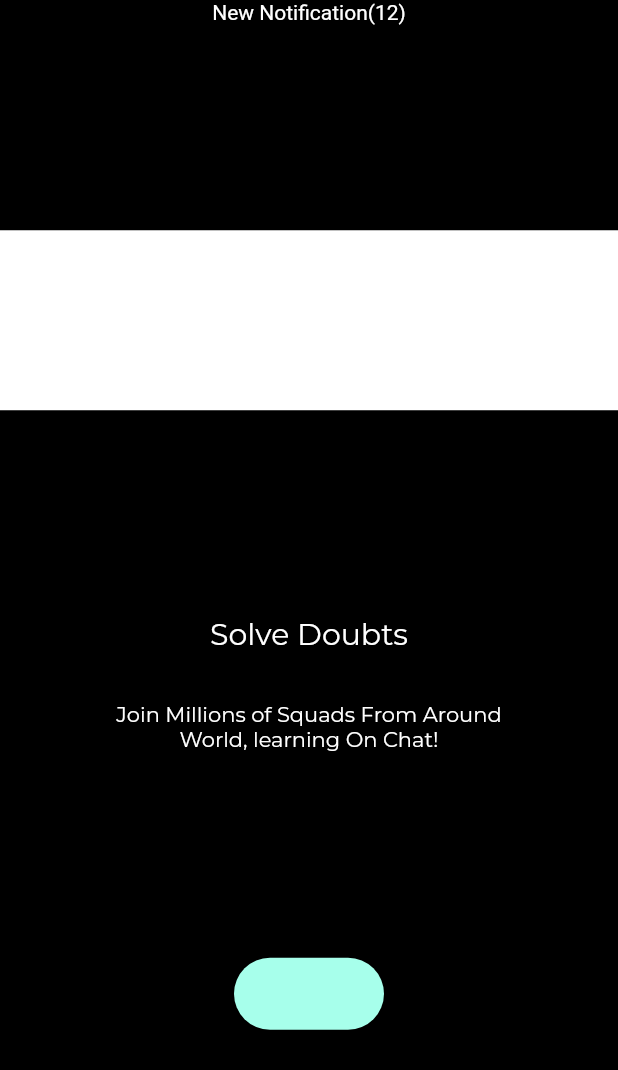
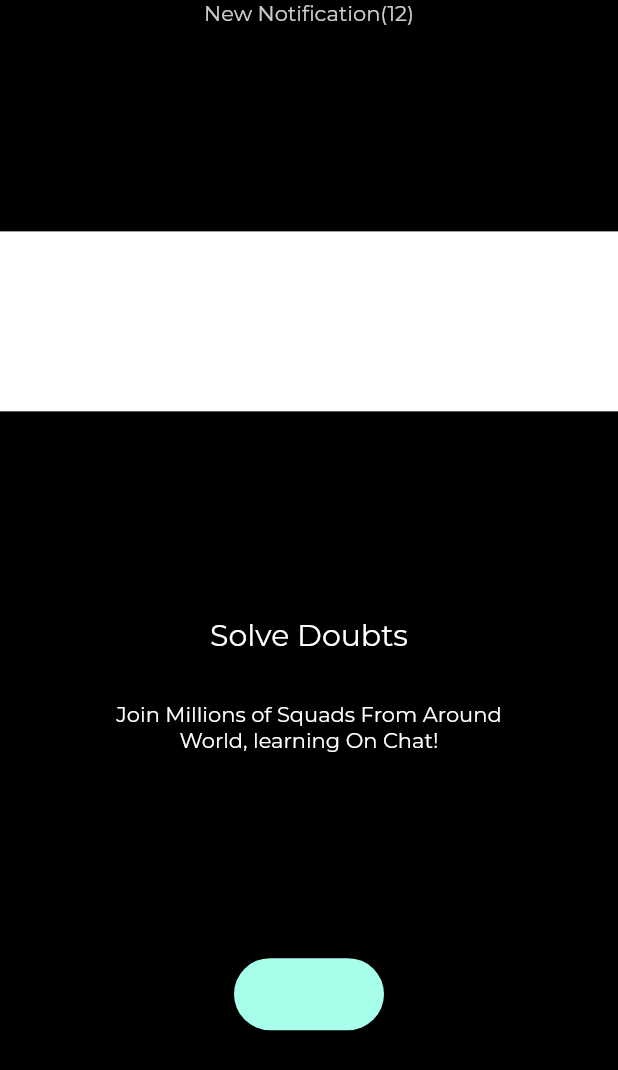
Before and after one commit to JAICHANGPARK/flutter_notebook_8th_story, a Flutter app: the screen it shows after launch, on a phone screen of 412 x 824 dp. Shown: the top 1070 px of the screen. Run offline on Flutter 3.47's test engine with Material 2 defaults, Android fonts, the phone set to English and light mode, and no system bars; our stand-ins replace badges, flutter_hooks, google_fonts, hooks_riverpod, state_notifier.

Commit message:
Update social_enter_page.dart

```diff
--- a/lib/ep588_social_app/social_enter_page.dart
+++ b/lib/ep588_social_app/social_enter_page.dart
@@ -8,8 +8,8 @@ class SocialEnterPage extends StatelessWidget {
       body: SafeArea(
         child: Column(
           children: [
-            Text("New Notification(12)", style: TextStyle(
-              color: Colors.white,
+            Text("New Notification(12)", style: GoogleFonts.montserrat(
+              color: Colors.white.withOpacity(0.8),
             ),),
             Spacer(),
             Container(
```
